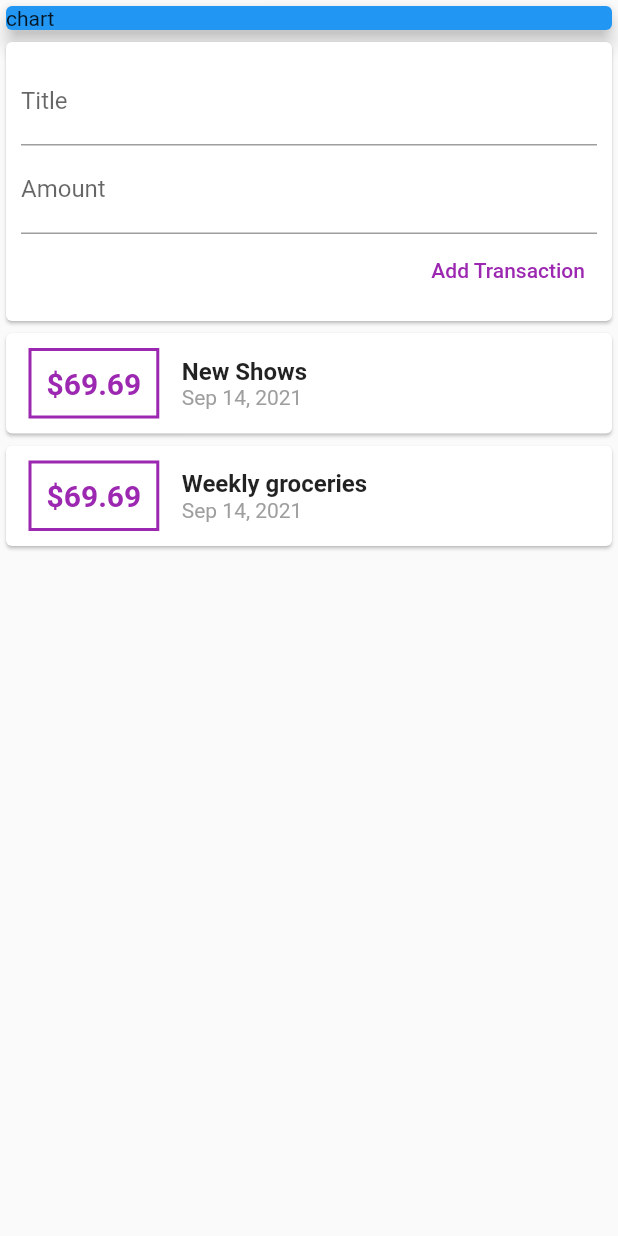
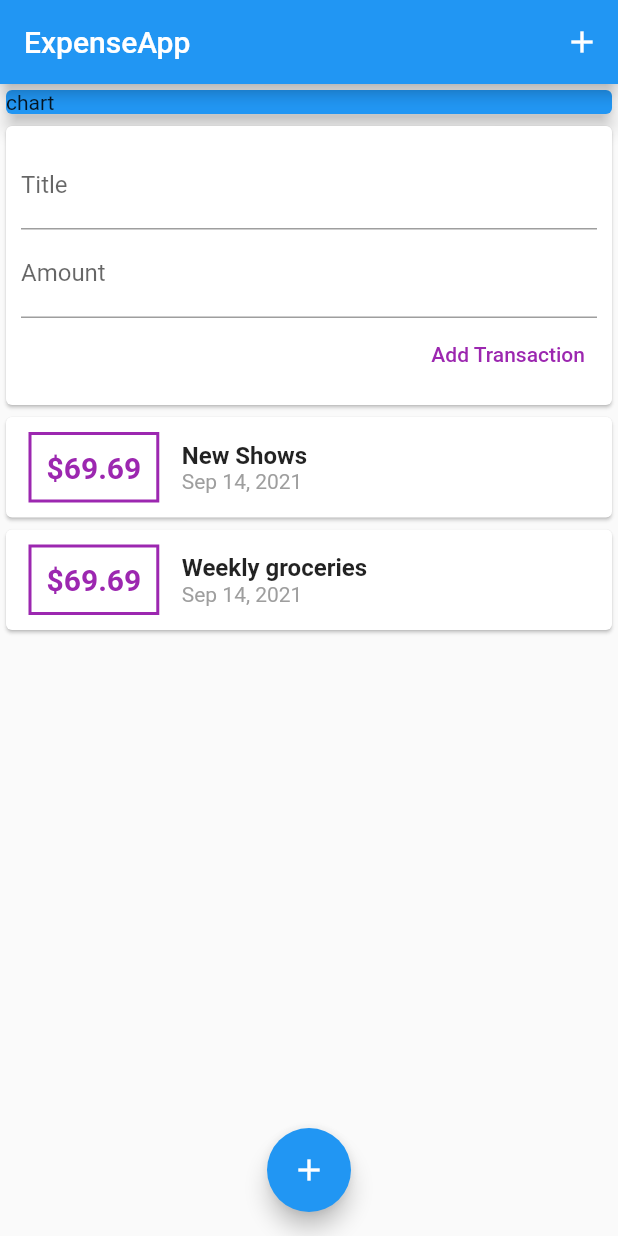
Before and after one commit to Roopaish/Flutter-RoadMap, a Flutter app: the screen it shows after launch, on a phone screen of 412 x 824 dp. Run offline on Flutter 3.47's test engine with Material 2 defaults, Android fonts, the light colour scheme and no system bars.

Commit message:
appbar and floatingactionbutton

```diff
--- a/lib/expense/expense.dart
+++ b/lib/expense/expense.dart
@@ -7,7 +7,17 @@ class ExpenseApp extends StatelessWidget {
 
   @override
   Widget build(BuildContext context) {
-    return SingleChildScrollView(
+    return Scaffold(
+      appBar: AppBar(
+        title: Text("ExpenseApp"),
+        actions: <Widget>[
+          IconButton(
+            icon: Icon(Icons.add),
+            onPressed: () {},
+          ),
+        ],
+      ),
+      body: SingleChildScrollView(
         child: Column(
           crossAxisAlignment: CrossAxisAlignment.stretch,
           children: [
@@ -22,6 +32,12 @@ class ExpenseApp extends StatelessWidget {
             UserTransaction(),
           ],
         ),
+      ),
+      floatingActionButton: FloatingActionButton(
+        onPressed: () {},
+        child: Icon(Icons.add),
+      ),
+      floatingActionButtonLocation: FloatingActionButtonLocation.centerFloat,
     );
   }
 }
--- a/lib/main.dart
+++ b/lib/main.dart
@@ -12,9 +12,7 @@ class MyApp extends StatelessWidget {
   Widget build(BuildContext context) {
     return MaterialApp(
       debugShowCheckedModeBanner: false,
-      home: Scaffold(
-        body: ExpenseApp(),
-      ),
+      home: ExpenseApp(),
     );
   }
 }
```
Lines whose indentation alone changed are shown as unchanged.
